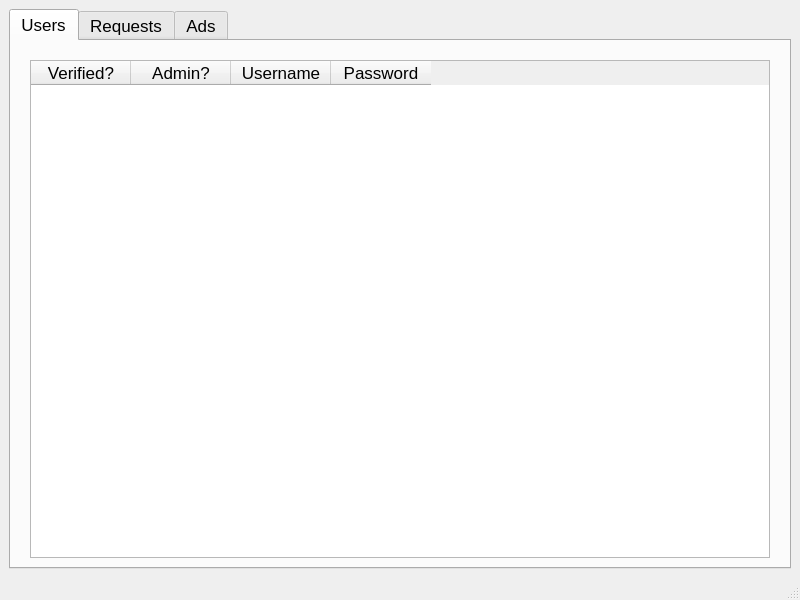
Before: the Qt Designer form Resources/Management.ui in Danial-Movahed/SOAS, drawn with Qt 5.
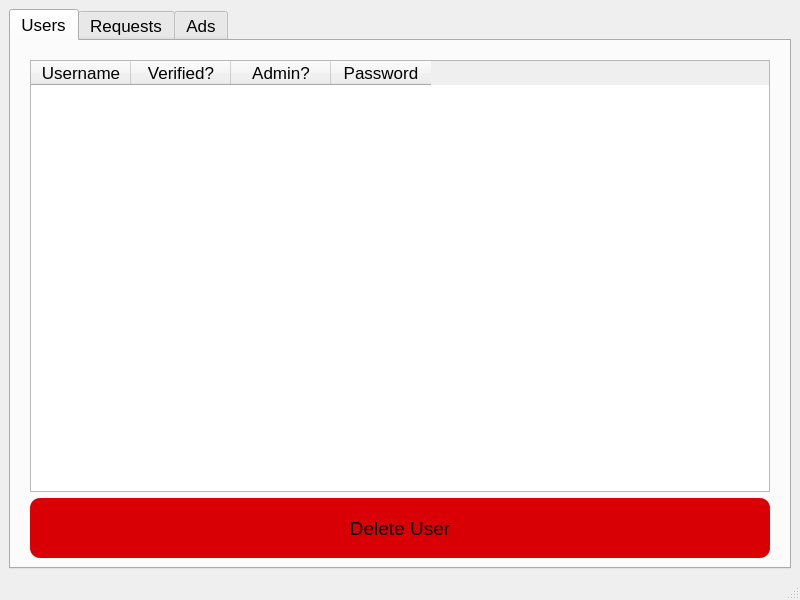
After: the same form once the commit is applied.

Commit message: Added delete and view ad

Patch:
```diff
--- a/Resources/Management.ui
+++ b/Resources/Management.ui
@@ -55,6 +55,16 @@
           </property>
           <item>
            <widget class="QTableWidget" name="UsersTable">
+            <column>
+             <property name="text">
+              <string>Username</string>
+             </property>
+             <property name="font">
+              <font>
+               <pointsize>13</pointsize>
+              </font>
+             </property>
+            </column>
             <column>
              <property name="text">
               <string>Verified?</string>
@@ -75,16 +85,6 @@
               </font>
              </property>
             </column>
-            <column>
-             <property name="text">
-              <string>Username</string>
-             </property>
-             <property name="font">
-              <font>
-               <pointsize>13</pointsize>
-              </font>
-             </property>
-            </column>
             <column>
              <property name="text">
               <string>Password</string>
@@ -97,6 +97,35 @@
             </column>
            </widget>
           </item>
+          <item>
+           <widget class="QPushButton" name="DeleteUserBtn">
+            <property name="sizePolicy">
+             <sizepolicy hsizetype="Minimum" vsizetype="Expanding">
+              <horstretch>0</horstretch>
+              <verstretch>0</verstretch>
+             </sizepolicy>
+            </property>
+            <property name="maximumSize">
+             <size>
+              <width>16777215</width>
+              <height>60</height>
+             </size>
+            </property>
+            <property name="font">
+             <font>
+              <pointsize>14</pointsize>
+             </font>
+            </property>
+            <property name="styleSheet">
+             <string notr="true">background-color: rgb(216, 0, 4);
+border-radius: 10px;
+padding: 0px 5px;</string>
+            </property>
+            <property name="text">
+             <string>Delete User</string>
+            </property>
+           </widget>
+          </item>
          </layout>
         </item>
        </layout>
```
The commit also changes 6 other files.
